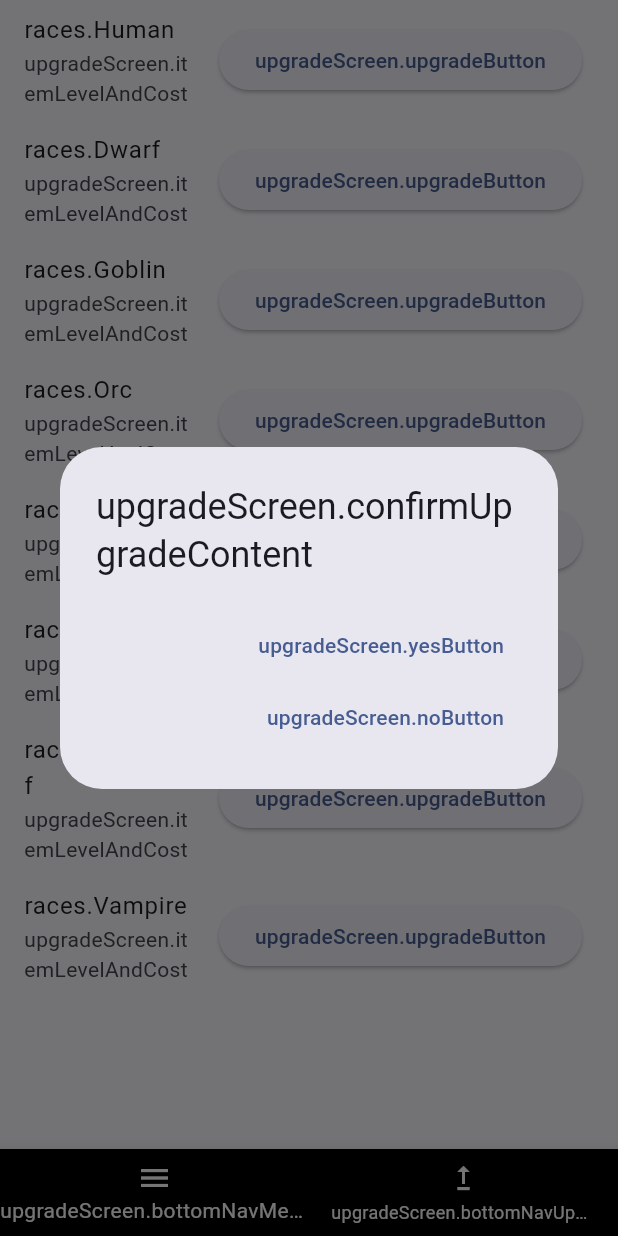
After one commit to ihashand/Idle_Tavern_Rpg, a Flutter app: the UpgradeScreen screen opened directly, item 2 of the bottom bar chosen, after a tap on "upgradeScreen.upgradeButton", on a phone screen of 412 x 824 dp. The commit adds this screen. Run offline on Flutter 3.47's test engine with Material 2 defaults, Android fonts, the phone set to English and light mode, and no system bars; our stand-ins replace audioplayers, carousel_slider, easy_localization, firebase_core, go_router, google_mobile_ads and 2 more; missing offline and left inert: games_services; accounts and stored records are empty.

Commit message:
Feat/prestige (#30)
* profile + prestige

* update

* Update profile_screen.dart

* Update race.dart

* updates for profile

* update prestige

* update

```diff
--- /dev/null
+++ b/lib/src/playable_screens/upgrade/upgrade_rooms.dart
@@ -0,0 +1,164 @@
+import 'package:flutter/material.dart';
+import 'package:easy_localization/easy_localization.dart';
+import 'package:game_template/src/playable_screens/upgrade/rooms/vampire.dart';
+import 'package:game_template/src/playable_screens/upgrade/upgrade_screen.dart';
+import 'package:game_template/src/temporary_database/profile/data/race.dart';
+import 'package:game_template/src/temporary_database/profile/models/race.dart';
+import 'package:game_template/src/temporary_database/tavern/tavern_data/player_one_data.dart';
+import 'package:game_template/src/temporary_database/tavern/tavern_data/rooms_upgrade_data.dart';
+import 'package:game_template/src/temporary_database/tavern/tavern_models/tavern.dart';
+import 'package:game_template/src/town_menu/town_menu_screen.dart';
+
+class UpdateRoomsScreen extends StatefulWidget {
+  const UpdateRoomsScreen({Key? key}) : super(key: key);
+  @override
+  UpdateRoomsScreenState createState() => UpdateRoomsScreenState();
+}
+
+class UpdateRoomsScreenState extends State<UpdateRoomsScreen> {
+  int _selectedIndex = 0;
+
+  @override
+  Widget build(BuildContext context) {
+    return Scaffold(
+      body: ListView.builder(
+        itemCount: rooms.length,
+        itemBuilder: (context, index) {
+          var room = rooms[index];
+          return ListTile(
+            title: GestureDetector(
+              onTap: () {
+                Navigator.push(
+                  context,
+                  MaterialPageRoute(
+                    builder: (context) => VampireRoomScreen(),
+                  ),
+                );
+              },
+              child: Text('races.${room.name}'.tr()),
+            ),
+            subtitle: Text(
+              'upgradeScreen.itemLevelAndCost'.tr(namedArgs: {
+                'level': room.level.toString(),
+                'cost': room.goldCost.toString()
+              }),
+            ),
+            trailing: ElevatedButton(
+              onPressed: () {
+                if (player_one.gold >= room.goldCost) {
+                  _upgradeRoom(room);
+                } else {
+                  _showNotEnoughGoldDialog();
+                }
+              },
+              child: Text('upgradeScreen.upgradeButton').tr(),
+            ),
+          );
+        },
+      ),
+      bottomNavigationBar: BottomNavigationBar(
+        backgroundColor: Colors.black,
+        unselectedItemColor: Colors.white,
+        selectedItemColor: Colors.white,
+        items: <BottomNavigationBarItem>[
+          BottomNavigationBarItem(
+            icon: Icon(Icons.menu),
+            label: 'upgradeScreen.bottomNavMenuLabel'.tr(),
+          ),
+          BottomNavigationBarItem(
+            icon: Icon(Icons.upgrade),
+            label: 'upgradeScreen.bottomNavUpgradeLabel'.tr(),
+          ),
+        ],
+        currentIndex: _selectedIndex,
+        onTap: (int index) {
+          setState(() {
+            _selectedIndex = index;
+          });
+          if (index == 0) {
+            Navigator.push(
+              context,
+              MaterialPageRoute(builder: (context) => TownMenuScreen()),
+            );
+          } else {
+            Navigator.push(
+              context,
+              MaterialPageRoute(builder: (context) => UpgradeScreen()),
+            );
+          }
+        },
+      ),
+    );
+  }
+
+  void _upgradeRoom(TavernUpgrade upgrade) {
+    showDialog(
+      context: context,
+      builder: (context) {
+        return AlertDialog(
+          title: Text('upgradeScreen.confirmUpgradeContent').tr(namedArgs: {
+            'name': upgrade.name,
+            'lvl': (upgrade.level + 1).toString(),
+            "cost": upgrade.goldCost.toString()
+          }),
+          actions: [
+            TextButton(
+              onPressed: () {
+                Navigator.of(context).pop(); // Close the confirmation dialog
+                if (player_one.gold >= upgrade.goldCost) {
+                  _performUpgrade(upgrade);
+                } else {
+                  _showNotEnoughGoldDialog();
+                }
+              },
+              child: Text('upgradeScreen.yesButton').tr(),
+            ),
+            TextButton(
+              onPressed: () {
+                Navigator.of(context).pop(); // Close the confirmation dialog
+              },
+              child: Text('upgradeScreen.noButton').tr(),
+            ),
+          ],
+        );
+      },
+    );
+  }
+
+  void _performUpgrade(TavernUpgrade upgrade) {
+    setState(() {
+      player_one.gold -= upgrade.goldCost;
+      upgrade.level++;
+      // Apply cost multiplier for the next level
+      upgrade.goldCost = (upgrade.goldCost * 1.5).round();
+      Race race = fantasyRaces
+          .firstWhere((fantasyRace) => fantasyRace.race.name == upgrade.name);
+      race.calculatePrestigeLevel();
+
+      // Limit the upgrade level to 100
+      if (upgrade.level > 100) {
+        upgrade.level = 100;
+      }
+    });
+  }
+
+  void _showNotEnoughGoldDialog() {
+    showDialog(
+      context: context,
+      builder: (context) {
+        return AlertDialog(
+          title: Text('upgradeScreen.notEnoughGoldDialogTitle').tr(),
+          content: Text('upgradeScreen.notEnoughGoldDialogContent').tr(),
+          actions: [
+            TextButton(
+              onPressed: () {
+                Navigator.of(context).pop();
+              },
+              child: Text('upgradeScreen.okButton').tr(),
+            ),
+          ],
+        );
+      },
+    );
+  }
+}
--- a/lib/src/playable_screens/upgrade_screen.dart
+++ b/lib/src/playable_screens/upgrade/upgrade_screen.dart
@@ -1,12 +1,12 @@
 import 'package:flutter/material.dart';
 import 'package:easy_localization/easy_localization.dart';
+import 'package:game_template/src/playable_screens/upgrade/upgrade_rooms.dart';
 import 'package:game_template/src/temporary_database/tavern/tavern_data/player_one_data.dart';
 import 'package:game_template/src/temporary_database/tavern/tavern_data/tavern_upgrade_data.dart';
 import 'package:game_template/src/temporary_database/tavern/tavern_models/tavern.dart';
 
 class UpgradeScreen extends StatefulWidget {
   const UpgradeScreen({Key? key}) : super(key: key);
-
   @override
   UpgradeScreenState createState() => UpgradeScreenState();
 }
@@ -17,9 +17,6 @@ class UpgradeScreenState extends State<UpgradeScreen> {
   @override
   Widget build(BuildContext context) {
     return Scaffold(
-      appBar: AppBar(
-        title: Text('upgradeScreen.appBarTitle').tr(),
-      ),
       body: ListView.builder(
         itemCount: tavernUpgrades.length,
         itemBuilder: (context, index) {
@@ -51,12 +48,12 @@ class UpgradeScreenState extends State<UpgradeScreen> {
         selectedItemColor: Colors.white,
         items: <BottomNavigationBarItem>[
           BottomNavigationBarItem(
-            icon: Icon(Icons.arrow_back),
-            label: 'upgradeScreen.bottomNavBackLabel'.tr(),
+            icon: Icon(Icons.menu),
+            label: 'upgradeScreen.bottomNavMenuLabel'.tr(),
           ),
           BottomNavigationBarItem(
-            icon: Icon(Icons.home),
-            label: 'upgradeScreen.bottomNavTavernLabel'.tr(),
+            icon: Icon(Icons.hotel),
+            label: 'upgradeScreen.bottomNavRoomsLabel'.tr(),
           ),
         ],
         currentIndex: _selectedIndex,
@@ -66,6 +63,11 @@ class UpgradeScreenState extends State<UpgradeScreen> {
           });
           if (index == 0) {
             Navigator.pop(context);
+          } else {
+            Navigator.push(
+              context,
+              MaterialPageRoute(builder: (context) => UpdateRoomsScreen()),
+            );
           }
         },
       ),
--- a/lib/src/temporary_database/profile/data/race.dart
+++ b/lib/src/temporary_database/profile/data/race.dart
@@ -2,12 +2,12 @@ import 'package:game_template/constants/fantasy_race.dart';
 import 'package:game_template/src/temporary_database/profile/models/race.dart';
 
 final List<Race> fantasyRaces = [
-  Race(FantasyRace.Human, 307, "assets/images/race/human.png"),
-  Race(FantasyRace.Dwarf, 49, "assets/images/race/dwarf.png"),
-  Race(FantasyRace.Goblin, 75, "assets/images/race/goblin.png"),
-  Race(FantasyRace.Orc, 125, "assets/images/race/orc.png"),
-  Race(FantasyRace.Elv, 80, "assets/images/race/elv.png"),
-  Race(FantasyRace.Centaur, 117, "assets/images/race/centaur.png"),
-  Race(FantasyRace.Werewolf, 90, "assets/images/race/werewolf.png"),
-  Race(FantasyRace.Vampire, 253, "assets/images/race/vampire.png"),
+  Race(FantasyRace.Human, "assets/images/race/human.png"),
+  Race(FantasyRace.Dwarf, "assets/images/race/dwarf.png"),
+  Race(FantasyRace.Goblin, "assets/images/race/goblin.png"),
+  Race(FantasyRace.Orc, "assets/images/race/orc.png"),
+  Race(FantasyRace.Elv, "assets/images/race/elv.png"),
+  Race(FantasyRace.Centaur, "assets/images/race/centaur.png"),
+  Race(FantasyRace.Werewolf, "assets/images/race/werewolf.png"),
+  Race(FantasyRace.Vampire, "assets/images/race/vampire.png"),
 ];
--- a/lib/src/temporary_database/tavern/tavern_data/player_one_data.dart
+++ b/lib/src/temporary_database/tavern/tavern_data/player_one_data.dart
@@ -1,5 +1,5 @@
 import 'package:game_template/src/temporary_database/tavern/tavern_data/main_prestige_level_data.dart';
 import 'package:game_template/src/temporary_database/tavern/tavern_models/player.dart';
 
-Player player_one = Player('player_one', 100, 50, [], [], mainPrestigeLevel);
+Player player_one = Player('player_one', 1000, 50, [], [], mainPrestigeLevel);
 Player player_two = Player('player_two', 9876, 123, [], [], mainPrestigeLevel);
--- /dev/null
+++ b/lib/src/temporary_database/tavern/tavern_data/rooms_upgrade_data.dart
@@ -0,0 +1,13 @@
+import 'package:game_template/constants/fantasy_race.dart';
+import 'package:game_template/src/temporary_database/tavern/tavern_models/tavern.dart';
+
+List<TavernUpgrade> rooms = [
+  TavernUpgrade(FantasyRace.Human.name, 1, 150),
+  TavernUpgrade(FantasyRace.Dwarf.name, 0, 200),
+  TavernUpgrade(FantasyRace.Goblin.name, 0, 300),
+  TavernUpgrade(FantasyRace.Orc.name, 0, 400),
+  TavernUpgrade(FantasyRace.Elv.name, 0, 500),
+  TavernUpgrade(FantasyRace.Centaur.name, 0, 600),
+  TavernUpgrade(FantasyRace.Werewolf.name, 0, 700),
+  TavernUpgrade(FantasyRace.Vampire.name, 9, 800)
+];
--- a/lib/src/temporary_database/tavern/tavern_data/tavern_upgrade_data.dart
+++ b/lib/src/temporary_database/tavern/tavern_data/tavern_upgrade_data.dart
@@ -1,11 +1,8 @@
 import 'package:game_template/src/temporary_database/tavern/tavern_models/tavern.dart';
 
 List<TavernUpgrade> tavernUpgrades = [
+  TavernUpgrade("Tawerna", 1, 100),
   TavernUpgrade("Sala Główna", 1, 100),
-  TavernUpgrade("Pokoje dla Ludzi", 0, 150),
-  TavernUpgrade("Pokoje dla Elfów", 0, 200),
-  TavernUpgrade("Pokoje dla Orków", 0, 250),
-  TavernUpgrade("Pokoje dla Wampirów", 0, 300),
   TavernUpgrade("Stajnia", 0, 350),
   TavernUpgrade("Taras Karczmy", 0, 400),
   TavernUpgrade("Kuchnia", 0, 450),
--- a/pubspec.yaml
+++ b/pubspec.yaml
@@ -52,6 +52,7 @@ flutter:
     - assets/images/characters/
     - assets/images/expeditions/
     - assets/images/race/
+    - assets/images/rooms/
     - assets/translations/
 
   fonts:
```
Also changed, not shown: assets/translations/pl.json (+13 -12 lines), lib/src/playable_screens/rooms_screen.dart (deleted, +0 -15 lines), lib/src/playable_screens/upgrade/rooms/vampire.dart (added, +37 -0 lines), lib/src/playable_screens/upgrade/utils.dart (added, +11 -0 lines), lib/src/profil/profile_screen.dart (+9 -4 lines), lib/src/temporary_database/profile/models/race.dart (+9 -3 lines), lib/src/town_menu/town_menu_screen.dart (+17 -31 lines), assets/images/rooms/vampire_1.png (added), assets/images/rooms/vampire_2.png (added), pubspec.lock.
